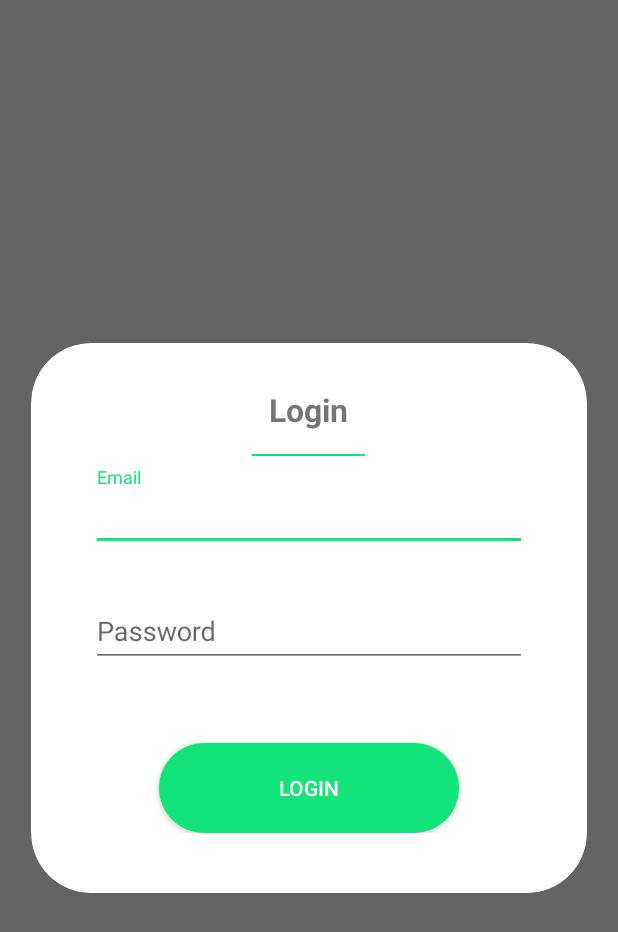
After one commit to rckhndrcksn/android-dtn-app, an Android app: the fragment LoginDialogFragment shown on its own in the app's theme, on a phone screen of 412 x 824 dp. The commit adds this screen. Shown: the top 932 px of the screen. Run offline under Robolectric (Android 15) with nearby library versions, the phone set to English and light mode, and no system bars.

Commit message:
Created custom Dialog and Custom Buttons for the Login and Create Account flow. Also created the dialog for the Login flow to be able to test custom views.

```diff
--- /dev/null
+++ b/DinnerTonight/src/main/java/com/heb/dtn/fragment/DTNBaseDialogFragment.kt
@@ -0,0 +1,26 @@
+package com.heb.dtn.fragment
+
+import android.os.Bundle
+import android.support.v4.app.DialogFragment
+import com.heb.dtn.R
+
+/**
+ * Abstract DialogFragment that applies a specified theme and custom background with rounded edges.
+ */
+abstract class DTNBaseDialogFragment: DialogFragment() {
+    abstract val dialogTheme: Int
+
+    override fun onCreate(savedInstanceState: Bundle?) {
+        super.onCreate(savedInstanceState)
+        setStyle(DialogFragment.STYLE_NORMAL, dialogTheme)
+    }
+
+    override fun onStart() {
+        super.onStart()
+
+        dialog?.let {
+            it.window.setBackgroundDrawableResource(R.drawable.dialog_background)
+            it.setCanceledOnTouchOutside(false)
+        }
+    }
+}
--- /dev/null
+++ b/DinnerTonight/src/main/java/com/heb/dtn/fragment/LoginDialogFragment.kt
@@ -0,0 +1,17 @@
+package com.heb.dtn.fragment
+
+import android.os.Bundle
+import android.view.LayoutInflater
+import android.view.View
+import android.view.ViewGroup
+import com.heb.dtn.R
+
+/**
+ * DialogFragment used for the user to login.
+ */
+class LoginDialogFragment: DTNBaseDialogFragment() {
+    override val dialogTheme: Int = R.style.LoginDialogStyle
+
+    override fun onCreateView(inflater: LayoutInflater, container: ViewGroup?, savedInstanceState: Bundle?): View? =
+            inflater.inflate(R.layout.login_dialog, container, false)
+}
--- /dev/null
+++ b/DinnerTonight/src/main/java/com/heb/dtn/utils/VersionUtils.kt
@@ -0,0 +1,15 @@
+package com.heb.dtn.utils
+
+import android.os.Build
+
+/**
+ * Utils class used to check the OS version.
+ */
+class VersionUtils {
+    companion object {
+        /**
+         * Returns true if the device is running Lollipop or greater.
+         */
+        fun isLollipopOrGreater(): Boolean = Build.VERSION.SDK_INT >= Build.VERSION_CODES.LOLLIPOP
+    }
+}
--- /dev/null
+++ b/DinnerTonight/src/main/java/com/heb/dtn/widget/DTNRoundedButton.kt
@@ -0,0 +1,120 @@
+package com.heb.dtn.widget
+
+import android.annotation.SuppressLint
+import android.content.Context
+import android.content.res.ColorStateList
+import android.graphics.Color
+import android.graphics.drawable.*
+import android.support.v4.content.res.ResourcesCompat
+import android.support.v4.graphics.ColorUtils
+import android.support.v4.graphics.drawable.DrawableCompat
+import android.support.v4.view.ViewCompat
+import android.util.AttributeSet
+import android.util.TypedValue
+import android.widget.Button
+import com.heb.dtn.R
+import com.heb.dtn.utils.VersionUtils
+
+/**
+ * Button that is drawn either as a rectangle with rounded edges or as an oval or circle.
+ */
+class DTNRoundedButton(context: Context, attrs: AttributeSet?) : Button(context, attrs) {
+    private enum class Shape(val value: Int) {
+        Rectangle(0),
+        Oval(1)
+    }
+
+    private var borderColor: Int = Color.WHITE
+    private var fillColor: Int = Color.WHITE
+    private var disabledColor: Int = Color.WHITE
+    private var buttonShape: Int = Shape.Rectangle.value
+    private var cornerRadius: Float = 0F
+
+    init {
+        initialize(context = context, attrs = attrs)
+    }
+
+    private fun initialize(context: Context, attrs: AttributeSet?) {
+        cornerRadius = context.resources.getDimension(R.dimen.rounded_button_corner_radius)
+        val typedValue = TypedValue()
+        context.theme.resolveAttribute(R.attr.colorButtonNormal, typedValue, true)
+        val defaultColor = typedValue.data
+
+        val typedArray = context.obtainStyledAttributes(attrs, R.styleable.DTNRoundedButton)
+        borderColor = typedArray.getColor(R.styleable.DTNRoundedButton_borderColor, defaultColor)
+        fillColor = typedArray.getColor(R.styleable.DTNRoundedButton_fillColor, defaultColor)
+
+        val defaultDisabledColor = ColorUtils.setAlphaComponent(borderColor, 127)
+        disabledColor = typedArray.getColor(R.styleable.DTNRoundedButton_disabledColor, defaultDisabledColor)
+        buttonShape = typedArray.getInt(R.styleable.DTNRoundedButton_shape, buttonShape)
+        typedArray.recycle()
+
+        background = createBackground()
+    }
+
+    @SuppressLint("NewApi")
+    private fun createBackground(): Drawable {
+        val typedValue = TypedValue()
+        context.theme.resolveAttribute(R.attr.colorControlHighlight, typedValue, true)
+        val pressedColor = typedValue.data
+        val strokeWidth = context.resources.getDimensionPixelOffset(R.dimen.rounded_button_stroke_width)
+
+        if (VersionUtils.isLollipopOrGreater()) {
+            val statesArray = arrayOf(intArrayOf(-android.R.attr.state_enabled),
+                    intArrayOf(android.R.attr.state_enabled),
+                    intArrayOf(android.R.attr.state_pressed),
+                    intArrayOf())
+            val fillColorsArray = intArrayOf(disabledColor, fillColor, pressedColor, fillColor)
+            val fillInStateList = ColorStateList(statesArray, fillColorsArray)
+            val borderColorsArray = intArrayOf(disabledColor, borderColor, pressedColor, borderColor)
+            val borderStateList = ColorStateList(statesArray, borderColorsArray)
+
+            val gradientDrawable = createGradientDrawable()
+            gradientDrawable.color = fillInStateList
+
+            if (borderColor != fillColor) {
+                gradientDrawable.setStroke(strokeWidth, borderStateList)
+            }
+
+            return RippleDrawable(ColorStateList(arrayOf(intArrayOf(android.R.attr.state_pressed)),
+                    intArrayOf(pressedColor)), gradientDrawable, gradientDrawable)
+        } else {
+            val statesArray = arrayOf(
+                    intArrayOf(-android.R.attr.state_enabled),
+                    intArrayOf(android.R.attr.state_enabled, -android.R.attr.state_pressed),
+                    intArrayOf(android.R.attr.state_pressed),
+                    intArrayOf(android.R.attr.state_empty))
+            val fillColorsArray = intArrayOf(disabledColor, fillColor, pressedColor,  fillColor)
+            val borderColorsArray = intArrayOf(disabledColor, borderColor, pressedColor, borderColor)
+
+            val stateListDrawable = StateListDrawable()
+            var index = statesArray.size - 1
+            while (index >= 0) {
+                val states = statesArray[index]
+                val gradientDrawable = createGradientDrawable()
+
+                gradientDrawable.setColor(fillColorsArray[index])
+                if (borderColor != fillColor) {
+                    gradientDrawable.setStroke(strokeWidth, borderColorsArray[index])
+                }
+
+                stateListDrawable.addState(states, gradientDrawable)
+                index--
+            }
+
+            return stateListDrawable
+        }
+    }
+
+    private fun createGradientDrawable(): GradientDrawable {
+        val gradientDrawable = GradientDrawable()
+        gradientDrawable.shape = if (buttonShape == Shape.Rectangle.value) {
+            GradientDrawable.RECTANGLE
+        } else {
+            GradientDrawable.OVAL
+        }
+        gradientDrawable.cornerRadius = cornerRadius
+
+        return gradientDrawable
+    }
+}
--- /dev/null
+++ b/DinnerTonight/src/main/res/drawable/dialog_background.xml
@@ -0,0 +1,5 @@
+<?xml version="1.0" encoding="utf-8"?>
+<shape xmlns:android="http://schemas.android.com/apk/res/android" android:shape="rectangle">
+    <corners android:radius="@dimen/custom_dialog_corner_radius" />
+    <solid android:color="@android:color/white" />
+</shape>
--- /dev/null
+++ b/DinnerTonight/src/main/res/layout/login_button.xml
@@ -0,0 +1,13 @@
+<?xml version="1.0" encoding="utf-8"?>
+<com.heb.dtn.widget.DTNRoundedButton
+    android:id="@+id/loginButton"
+    xmlns:android="http://schemas.android.com/apk/res/android"
+    xmlns:app="http://schemas.android.com/apk/res-auto"
+    android:layout_width="200dp"
+    android:layout_height="60dp"
+    android:layout_marginTop="25dp"
+    app:shape="rectangle"
+    android:textColor="@android:color/white"
+    app:fillColor="?attr/colorButtonNormal"
+    app:borderColor="?attr/colorButtonNormal"
+    android:text="Login"/>
--- /dev/null
+++ b/DinnerTonight/src/main/res/layout/login_dialog.xml
@@ -0,0 +1,47 @@
+<?xml version="1.0" encoding="utf-8"?>
+<LinearLayout xmlns:android="http://schemas.android.com/apk/res/android"
+    android:orientation="vertical"
+    android:layout_width="match_parent"
+    android:layout_height="match_parent"
+    android:gravity="center_horizontal"
+    android:paddingTop="@dimen/custom_dialog_top_padding"
+    android:paddingBottom="@dimen/custom_dialog_bottom_padding"
+    android:paddingLeft="@dimen/custom_dialog_side_padding"
+    android:paddingRight="@dimen/custom_dialog_side_padding">
+
+    <TextView
+        android:id="@+id/title"
+        android:text="Login"
+        style="@style/DialogTitleStyle"/>
+
+    <View
+        android:id="@+id/titleAccent"
+        style="@style/DialogAccentStyle" />
+
+    <android.support.design.widget.TextInputLayout
+        android:layout_width="match_parent"
+        android:layout_height="wrap_content">
+
+        <android.support.design.widget.TextInputEditText
+            android:layout_width="match_parent"
+            android:layout_height="wrap_content"
+            android:hint="Email"/>
+
+    </android.support.design.widget.TextInputLayout>
+
+    <android.support.design.widget.TextInputLayout
+        android:layout_width="match_parent"
+        android:layout_height="wrap_content"
+        android:layout_marginTop="21dp"
+        android:layout_marginBottom="25dp">
+
+        <android.support.design.widget.TextInputEditText
+            android:layout_width="match_parent"
+            android:layout_height="wrap_content"
+            android:hint="Password"/>
+
+    </android.support.design.widget.TextInputLayout>
+
+    <include layout="@layout/login_button" />
+
+</LinearLayout>
--- /dev/null
+++ b/DinnerTonight/src/main/res/values/attrs.xml
@@ -0,0 +1,15 @@
+<?xml version="1.0" encoding="utf-8"?>
+<resources>
+    <declare-styleable name="DTNRoundedButton">
+        <attr name="borderColor" format="color|reference" />
+        <attr name="fillColor" format="color|reference" />
+        <attr name="disabledColor" format="color|reference" />
+        <!-- Shape of the rounded button. Can be either Rectangle or a Circle. -->
+        <attr name="shape">
+            <!-- Rectangle Shape -->
+            <enum name="rectangle" value="0" />
+            <!-- Oval shape -->
+            <enum name="oval" value="1" />
+        </attr>
+    </declare-styleable>
+</resources>
--- a/DinnerTonight/src/main/res/values/dimens.xml
+++ b/DinnerTonight/src/main/res/values/dimens.xml
@@ -1,7 +1,20 @@
+<?xml version="1.0" encoding="utf-8"?>
 <resources>
+    <!-- Custom dialog dimens -->
+    <dimen name="custom_dialog_side_margin">20dp</dimen>
     <dimen name="view_header_title_height">30dp</dimen>
+    <dimen name="custom_dialog_corner_radius">40dp</dimen>
+    <dimen name="custom_dialog_top_padding">30dp</dimen>
+    <dimen name="custom_dialog_bottom_padding">40dp</dimen>
     <dimen name="view_pharmacy_info_height">90dp</dimen>
-
+    <dimen name="custom_dialog_side_padding">40dp</dimen>
+    <dimen name="custom_dialog_title_size">21dp</dimen>
+    <dimen name="custom_dialog_title_accent_width">75dp</dimen>
+    <dimen name="custom_dialog_title_accent_height">1dp</dimen>
+    <dimen name="custom_dialog_title_accent_top_margin">15dp</dimen>
+    <dimen name="custom_dialog_title_accent_bottom_margin">7dp</dimen>
+    <dimen name="rounded_button_corner_radius">30dp</dimen>
+    <dimen name="rounded_button_stroke_width">2dp</dimen>
     <dimen name="button_default_height">40dp</dimen>
     <dimen name="button_form_height">55dp</dimen>
     <dimen name="button_form_float_margin">20dp</dimen>
--- a/DinnerTonight/src/main/res/values/styles.xml
+++ b/DinnerTonight/src/main/res/values/styles.xml
@@ -13,4 +13,38 @@
         <item name="android:layout_gravity">center_horizontal|center</item>
         <item name="android:textStyle">bold</item>
     </style>
+
+    <style name="BaseCustomDialogFragment" parent="Theme.AppCompat.Light.Dialog">
+        <item name="android:textColorPrimary">#000000</item>
+        <item name="colorButtonNormal">?attr/colorAccent</item>
+        <item name="android:windowMinWidthMinor">90%</item>
+    </style>
+
+    <style name="LoginDialogStyle" parent="BaseCustomDialogFragment">
+        <item name="colorAccent">#12e479</item>
+    </style>
+
+    <style name="LoginErrorStyle" parent="BaseCustomDialogFragment">
+        <item name="colorAccent">#ff9600</item>
+    </style>
+
+    <style name="PasswordRecoveryDialogStyle" parent="BaseCustomDialogFragment">
+        <item name="colorAccent">#0f7cff</item>
+    </style>
+
+    <style name="DialogTitleStyle">
+        <item name="android:layout_height">wrap_content</item>
+        <item name="android:layout_width">wrap_content</item>
+        <item name="android:textSize">@dimen/custom_dialog_title_size</item>
+        <item name="android:textStyle">bold</item>
+        <item name="android:lines">1</item>
+    </style>
+
+    <style name="DialogAccentStyle">
+        <item name="android:layout_width">@dimen/custom_dialog_title_accent_width</item>
+        <item name="android:layout_height">@dimen/custom_dialog_title_accent_height</item>
+        <item name="android:layout_marginTop">@dimen/custom_dialog_title_accent_top_margin</item>
+        <item name="android:layout_marginBottom">@dimen/custom_dialog_title_accent_bottom_margin</item>
+        <item name="android:background">?attr/colorControlActivated</item>
+    </style>
 </resources>
```
